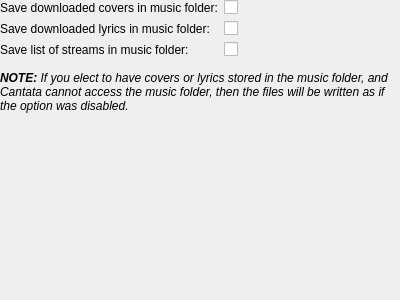
Before: the Qt Designer form gui/filesettings.ui in polpo/cantata-mac, drawn with Qt 5.
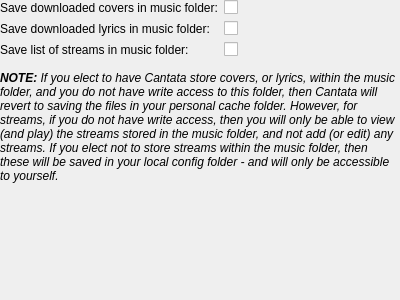
After: the same form once the commit is applied. Custom widgets are drawn as their Qt base class.

Commit message: Better explanation text. Use same text in config dialog as in intro wizard.

Diff of the .ui file:
```diff
--- a/gui/filesettings.ui
+++ b/gui/filesettings.ui
@@ -93,7 +93,7 @@
       </sizepolicy>
      </property>
      <property name="text">
-      <string>&lt;i&gt;&lt;b&gt;NOTE:&lt;/b&gt; If you elect to have covers or lyrics stored in the music folder, and Cantata cannot access the music folder, then the files will be written as if the option was disabled.&lt;/i&gt;</string>
+      <string>&lt;i&gt;&lt;b&gt;NOTE:&lt;/b&gt; If you elect to have Cantata store covers, or lyrics, within the music folder, and you do not have write access to this folder, then Cantata will revert to saving the files in your personal cache folder. However, for streams, if you do not have write access, then you will only be able to view (and play) the streams stored in the music folder, and not add (or edit) any streams. If you elect not to store streams within the music folder, then these will be saved in your local config folder - and will only be accessible to yourself.&lt;/i&gt;</string>
      </property>
      <property name="alignment">
       <set>Qt::AlignLeading|Qt::AlignLeft|Qt::AlignTop</set>
```
The commit also changes 1 other file.
